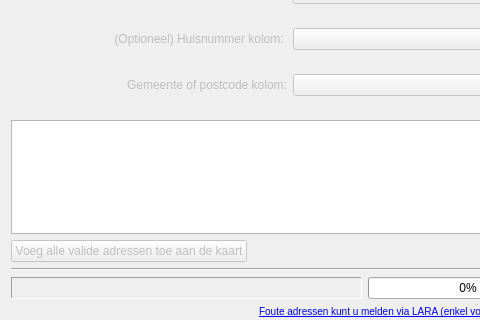
Above: ui_geopunt4QgisBatchGeoCode.ui from warrieka/geopunt4Qgis before the change; both pictures show x 0 to 480 and y 165 to 485 of the 579 by 485 pixel window. Below: the same form after it.
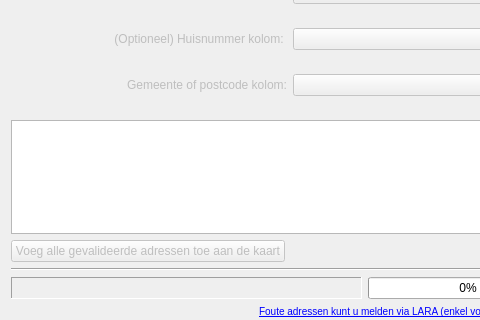
That is the form after the change. Icons and pictures are not drawn.

Diff of the .ui file:
```diff
--- a/ui_geopunt4QgisBatchGeoCode.ui
+++ b/ui_geopunt4QgisBatchGeoCode.ui
@@ -411,7 +411,7 @@
         <bool>false</bool>
        </property>
        <property name="text">
-        <string>Voeg alle valide adressen toe aan de kaart</string>
+        <string>Voeg alle gevalideerde adressen toe aan de kaart</string>
        </property>
        <property name="icon">
         <iconset resource="resources.qrc">
```
